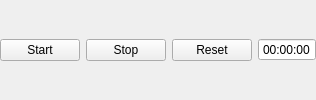
First picture: the form in Frames/NStopWatch.ui, repository xaviermawet/MagneeCuistax2014, before the edit.
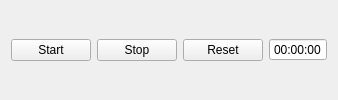
Second picture: the form after the edit.

Commit message: Restored left and right layout margin of NStopWatch

The edit to the form file:
```diff
--- a/Frames/NStopWatch.ui
+++ b/Frames/NStopWatch.ui
@@ -3,15 +3,9 @@
  <class>NStopWatch</class>
  <widget class="QFrame" name="NStopWatch">
   <layout class="QHBoxLayout" name="mainHorizontalLayout">
-   <property name="leftMargin">
-    <number>0</number>
-   </property>
    <property name="topMargin">
     <number>0</number>
    </property>
-   <property name="rightMargin">
-    <number>0</number>
-   </property>
    <property name="bottomMargin">
     <number>0</number>
    </property>
```
